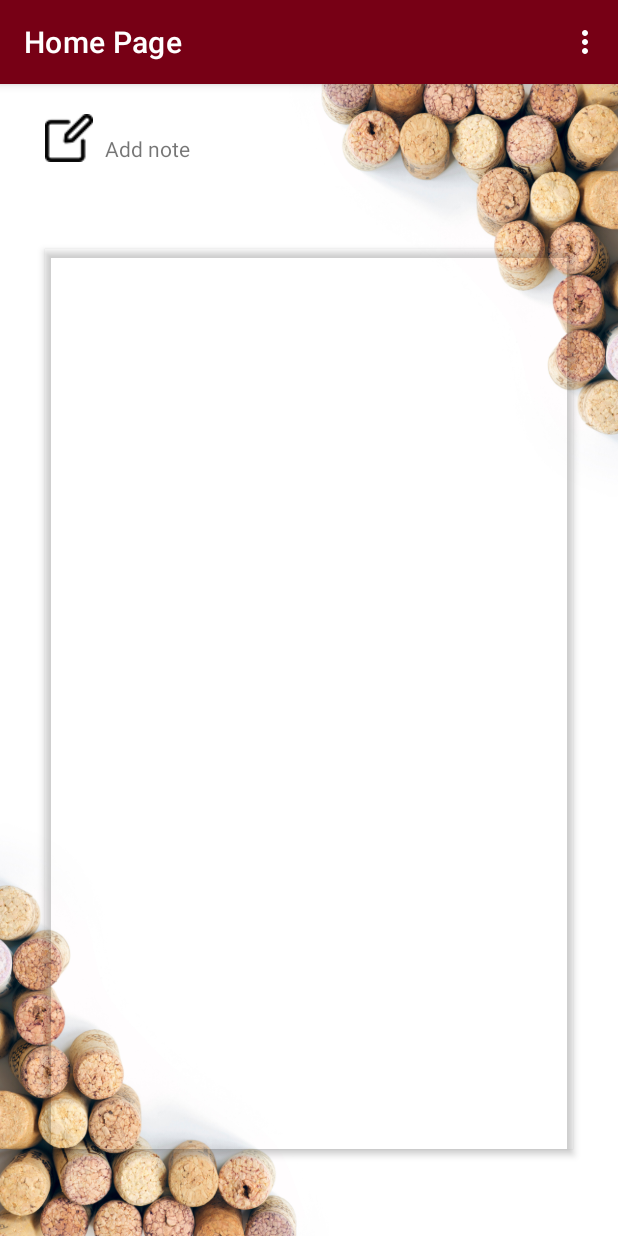
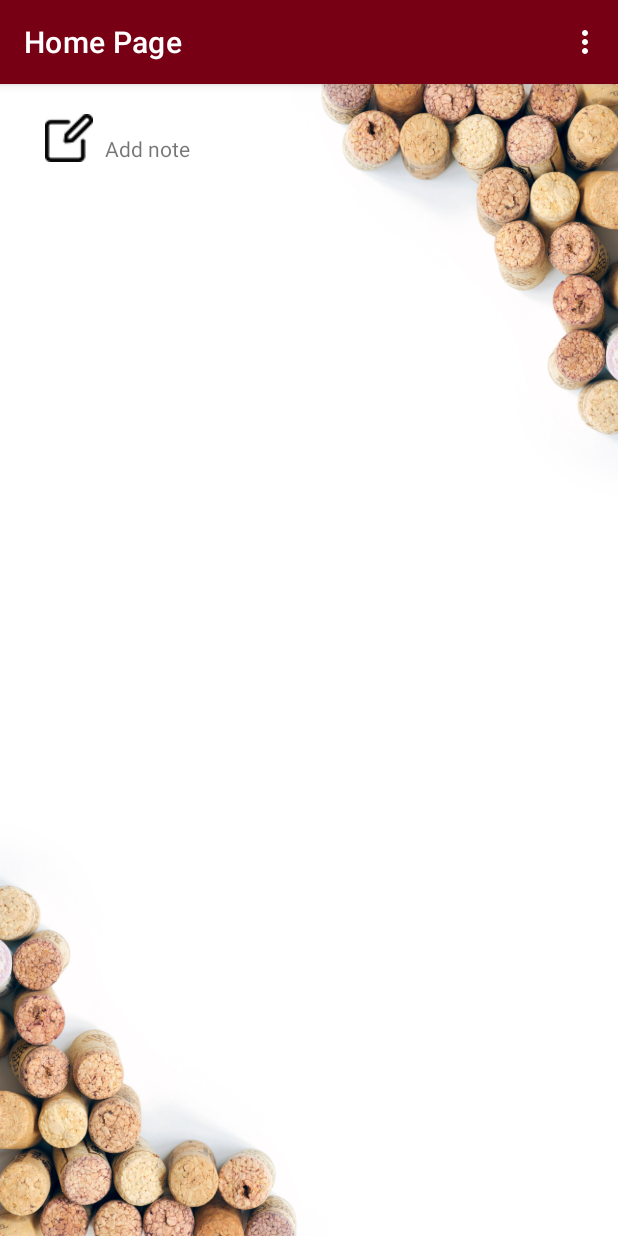
Before and after one commit to Tryden12/WineNotes, an Android app: the screen it shows after launch (MainActivity), on a phone screen of 412 x 824 dp. Run offline under Robolectric (Android 15) with nearby library versions, the phone set to English and light mode, and no system bars; our stand-ins replace Room's generated code.

Commit message:
recyclerview styles

```diff
--- a/app/src/main/res/layout/activity_main.xml
+++ b/app/src/main/res/layout/activity_main.xml
@@ -10,15 +10,13 @@
     <androidx.recyclerview.widget.RecyclerView
         android:id="@+id/myrecyclerview"
         android:layout_width="0dp"
-        android:layout_height="600dp"
+        android:layout_height="wrap_content"
         android:layout_marginStart="30dp"
         android:layout_marginTop="24dp"
         android:layout_marginEnd="30dp"
-        android:layout_marginBottom="25dp"
         android:background="@null"
         android:elevation="3dp"
         android:outlineProvider="bounds"
-        app:layout_constraintBottom_toBottomOf="parent"
         app:layout_constraintEnd_toEndOf="parent"
         app:layout_constraintHorizontal_bias="0.0"
         app:layout_constraintStart_toStartOf="parent"
```
